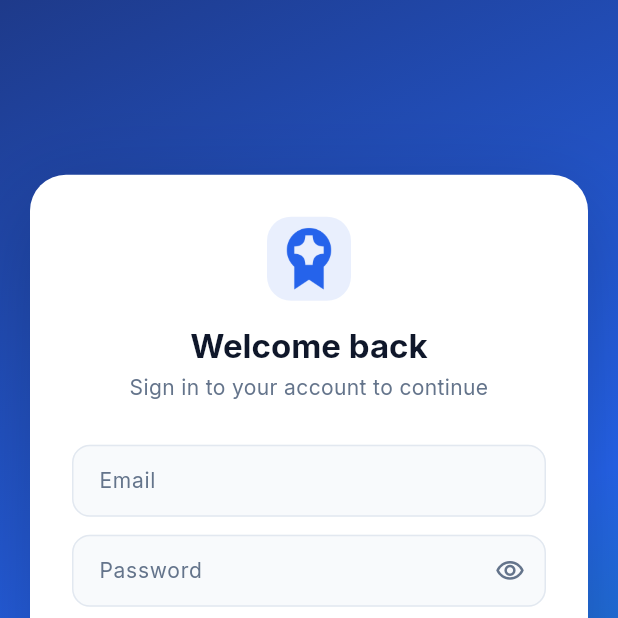
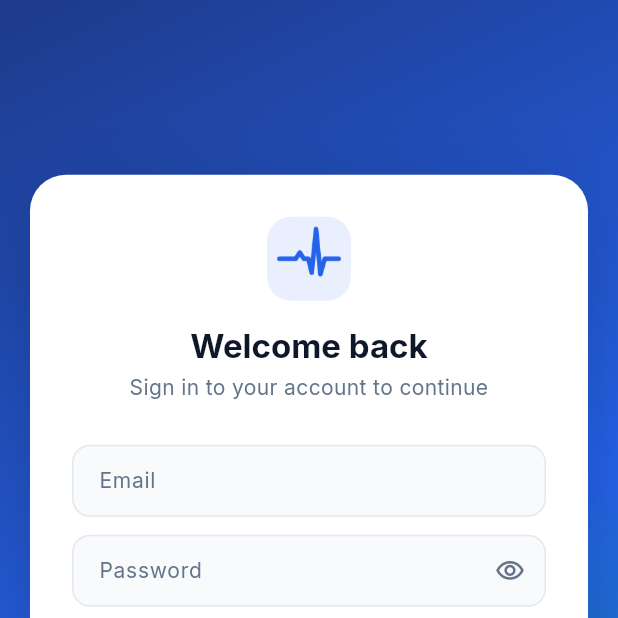
Before and after one commit to AuxioDev/medalize_mb, a Flutter app: the screen it shows after launch, after a tap on "Skip", on a phone screen of 412 x 824 dp, the top half of it. Run offline on Flutter 3.47's test engine with Material 3 defaults, Android fonts, the phone set to English and light mode, and no system bars; our stand-ins replace cached_network_image, device_info_plus, dio, file_picker, firebase_core, firebase_messaging and 22 more; missing offline and left inert: slang; accounts and stored records are empty; generated files the repository leaves out were written again.

Commit message:
Rebrand to DocLine and redesign mark as an ECG pulse trace
Replace "Medoro" display copy with "DocLine" across the app display
name, all six i18n locales, notification channel name, splash screen,
and exported PDF filename. Redraw the launcher icon/adaptive-icon
foreground as a heartbeat trace (regenerated iOS + Android icon sets
via flutter_launcher_icons), and add an animated PulseLoader widget to
the splash screen, replacing the generic spinner.

Co-Authored-By: Claude Sonnet 5 <noreply@anthropic.com>

```diff
--- a/lib/core/services/fcm_service.dart
+++ b/lib/core/services/fcm_service.dart
@@ -25,7 +25,7 @@ final _localNotifications = FlutterLocalNotificationsPlugin();
 /// instead of creating their own.
 const medalizeHighChannel = AndroidNotificationChannel(
   'medalize_high',
-  'Medoro Notifications',
+  'DocLine Notifications',
   description: 'Appointment and booking alerts',
   importance: Importance.high,
 );
--- /dev/null
+++ b/lib/core/widgets/pulse_loader.dart
@@ -0,0 +1,143 @@
+import 'package:flutter/material.dart';
+
+/// Animated ECG-style trace used as the app's loading indicator, mirroring
+/// the pulse mark used for the launcher icon and the web loader.
+class PulseLoader extends StatefulWidget {
+  const PulseLoader({
+    super.key,
+    this.width = 120,
+    this.height = 40,
+    this.color = Colors.white70,
+  });
+
+  final double width;
+  final double height;
+  final Color color;
+
+  @override
+  State<PulseLoader> createState() => _PulseLoaderState();
+}
+
+class _PulseLoaderState extends State<PulseLoader> with SingleTickerProviderStateMixin {
+  late final AnimationController _controller;
+  var _initialized = false;
+
+  @override
+  void initState() {
+    super.initState();
+    _controller = AnimationController(vsync: this, duration: const Duration(milliseconds: 2400));
+  }
+
+  // MediaQuery.maybeOf needs an inherited-widget lookup, which Flutter
+  // disallows during a State's first build (initState) — didChangeDependencies
+  // is the earliest safe place, guarded so it only runs setup once.
+  @override
+  void didChangeDependencies() {
+    super.didChangeDependencies();
+    if (_initialized) return;
+    _initialized = true;
+
+    final reducedMotion = MediaQuery.maybeOf(context)?.disableAnimations ?? false;
+    if (reducedMotion) {
+      // Parks on the "hold" plateau (see _PulsePainter) so the full trace
+      // stays drawn instead of animating through the draw/retreat cycle.
+      _controller.value = 0.5;
+    } else {
+      _controller.repeat();
+    }
+  }
+
+  @override
+  void dispose() {
+    _controller.dispose();
+    super.dispose();
+  }
+
+  @override
+  Widget build(BuildContext context) {
+    return SizedBox(
+      width: widget.width,
+      height: widget.height,
+      child: AnimatedBuilder(
+        animation: _controller,
+        builder: (context, _) =>
+            CustomPaint(painter: _PulsePainter(progress: _controller.value, color: widget.color)),
+      ),
+    );
+  }
+}
+
+class _PulsePainter extends CustomPainter {
+  _PulsePainter({required this.progress, required this.color});
+
+  final double progress;
+  final Color color;
+
+  // Normalized (0-1) points tracing the same waveform as the launcher icon
+  // and the web PulseTrace: flat, a small beat, the sharp QRS spike, flat.
+  static const List<Offset> _points = [
+    Offset(0.0, 0.50),
+    Offset(0.22, 0.50),
+    Offset(0.30, 0.30),
+    Offset(0.375, 0.50),
+    Offset(0.47, 0.50),
+    Offset(0.55, 0.80),
+    Offset(0.64, 0.10),
+    Offset(0.725, 0.83),
+    Offset(0.80, 0.50),
+    Offset(1.0, 0.50),
+  ];
+
+  @override
+  void paint(Canvas canvas, Size size) {
+    final path = Path();
+    for (var i = 0; i < _points.length; i++) {
+      final p = Offset(_points[i].dx * size.width, _points[i].dy * size.height);
+      if (i == 0) {
+        path.moveTo(p.dx, p.dy);
+      } else {
+        path.lineTo(p.dx, p.dy);
+      }
+    }
+
+    final dimPaint = Paint()
+      ..color = color.withValues(alpha: color.a * 0.22)
+      ..style = PaintingStyle.stroke
+      ..strokeWidth = 2.5
+      ..strokeCap = StrokeCap.round
+      ..strokeJoin = StrokeJoin.round;
+    canvas.drawPath(path, dimPaint);
+
+    final metric = path.computeMetrics().firstOrNull;
+    if (metric == null) return;
+    final length = metric.length;
+
+    // Draw-in, hold, then retreat — same timing as the web sweep animation
+    // (0-46% draw, 46-58% hold at full length, 58-100% retreat) so both
+    // platforms read as the same motion.
+    double start;
+    double end;
+    if (progress < 0.46) {
+      start = 0;
+      end = length * (progress / 0.46);
+    } else if (progress < 0.58) {
+      start = 0;
+      end = length;
+    } else {
+      start = length * ((progress - 0.58) / 0.42);
+      end = length;
+    }
+
+    final tracePaint = Paint()
+      ..color = color
+      ..style = PaintingStyle.stroke
+      ..strokeWidth = 2.5
+      ..strokeCap = StrokeCap.round
+      ..strokeJoin = StrokeJoin.round;
+    canvas.drawPath(metric.extractPath(start, end), tracePaint);
+  }
+
+  @override
+  bool shouldRepaint(covariant _PulsePainter oldDelegate) =>
+      oldDelegate.progress != progress || oldDelegate.color != color;
+}
--- a/lib/features/auth/presentation/screens/splash_screen.dart
+++ b/lib/features/auth/presentation/screens/splash_screen.dart
@@ -1,6 +1,7 @@
 import 'package:flutter/material.dart';
 import 'package:flutter_animate/flutter_animate.dart';
 import 'package:medalize_mb/core/theme/app_theme.dart';
+import 'package:medalize_mb/core/widgets/pulse_loader.dart';
 import 'package:medalize_mb/i18n/strings.g.dart';
 
 class SplashScreen extends StatelessWidget {
@@ -26,7 +27,7 @@ class SplashScreen extends StatelessWidget {
                   .fadeIn(duration: 350.ms),
               const SizedBox(height: 22),
               const Text(
-                'Medoro',
+                'DocLine',
                 style: TextStyle(
                   color: Colors.white,
                   fontSize: 30,
@@ -45,11 +46,9 @@ class SplashScreen extends StatelessWidget {
                   .animate()
                   .fadeIn(delay: 380.ms, duration: 400.ms),
               const SizedBox(height: 56),
-              const SizedBox(
-                width: 22,
-                height: 22,
-                child: CircularProgressIndicator(strokeWidth: 2.5, color: Colors.white54),
-              ).animate().fadeIn(delay: 600.ms, duration: 400.ms),
+              const PulseLoader(width: 96, height: 28, color: Colors.white70)
+                  .animate()
+                  .fadeIn(delay: 600.ms, duration: 400.ms),
             ],
           ),
         ),
--- a/lib/features/shared/presentation/widgets/legal_pdf_popup.dart
+++ b/lib/features/shared/presentation/widgets/legal_pdf_popup.dart
@@ -33,7 +33,7 @@ Future<void> showLegalPdfPopup(BuildContext context) {
           canChangePageFormat: false,
           canChangeOrientation: false,
           canDebug: false,
-          pdfFileName: 'medoro_privacy_policy.pdf',
+          pdfFileName: 'docline_privacy_policy.pdf',
           loadingWidget: const Center(child: CircularProgressIndicator()),
           onError: (context, error) => Center(
             child: Padding(
--- a/lib/main.dart
+++ b/lib/main.dart
@@ -90,7 +90,7 @@ class _MedalizeAppState extends ConsumerState<MedalizeApp>
     final router = ref.watch(routerProvider);
     final themeMode = ref.watch(themeModeProvider);
     return MaterialApp.router(
-      title: 'Medoro',
+      title: 'DocLine',
       locale: TranslationProvider.of(context).flutterLocale,
       supportedLocales: AppLocaleUtils.supportedLocales,
       localizationsDelegates: const [
--- a/pubspec.yaml
+++ b/pubspec.yaml
@@ -1,5 +1,5 @@
 name: medalize_mb
-description: "Medalize mobile application."
+description: "DocLine mobile application."
 publish_to: 'none'
 version: 1.0.0+2
 
```
Also changed, not shown: lib/i18n/az.i18n.json (+9 -9 lines), lib/i18n/en.i18n.json (+9 -9 lines), lib/i18n/fr.i18n.json (+9 -9 lines), lib/i18n/tr.i18n.json (+9 -9 lines), lib/i18n/zh.i18n.json (+9 -9 lines), assets/icon/app_icon.png, assets/icon/app_icon_fg.png, assets/icon/source/app_icon_fg.svg, assets/icon/source/app_icon_source.svg, lib/i18n/ru.i18n.json, lib/i18n/strings.g.dart, lib/i18n/strings_az.g.dart, lib/i18n/strings_en.g.dart, lib/i18n/strings_fr.g.dart, 3 more files, 33 other files.
